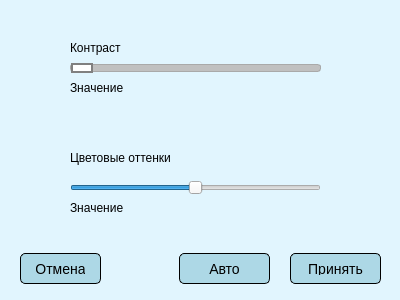
The window that huesaturation.ui (FluffyTerror/Photoshop-project) describes before a commit, drawn with Qt 5.
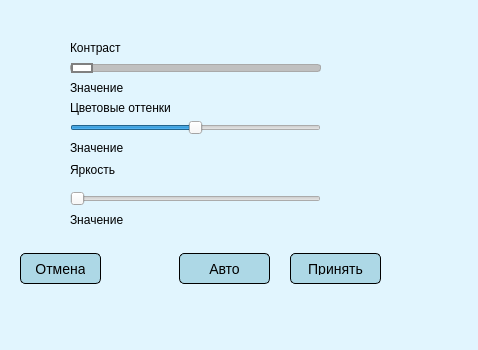
The same window after the commit.

```diff
--- a/huesaturation.ui
+++ b/huesaturation.ui
@@ -6,8 +6,8 @@
    <rect>
     <x>0</x>
     <y>0</y>
-    <width>400</width>
-    <height>300</height>
+    <width>478</width>
+    <height>350</height>
    </rect>
   </property>
   <property name="windowTitle">
@@ -38,7 +38,7 @@
    <property name="geometry">
     <rect>
      <x>70</x>
-     <y>180</y>
+     <y>120</y>
      <width>251</width>
      <height>16</height>
     </rect>
@@ -73,7 +73,7 @@
    <property name="geometry">
     <rect>
      <x>70</x>
-     <y>150</y>
+     <y>100</y>
      <width>141</width>
      <height>16</height>
     </rect>
@@ -154,8 +154,8 @@
   <widget class="QLabel" name="label_4">
    <property name="geometry">
     <rect>
-     <x>150</x>
-     <y>200</y>
+     <x>140</x>
+     <y>140</y>
      <width>71</width>
      <height>16</height>
     </rect>
@@ -181,7 +181,7 @@
    <property name="geometry">
     <rect>
      <x>70</x>
-     <y>200</y>
+     <y>140</y>
      <width>71</width>
      <height>16</height>
     </rect>
@@ -203,6 +203,58 @@
     <string>Авто</string>
    </property>
   </widget>
+  <widget class="QLabel" name="label_7">
+   <property name="geometry">
+    <rect>
+     <x>70</x>
+     <y>160</y>
+     <width>71</width>
+     <height>20</height>
+    </rect>
+   </property>
+   <property name="text">
+    <string>Яркость</string>
+   </property>
+  </widget>
+  <widget class="QSlider" name="ValueSlider">
+   <property name="geometry">
+    <rect>
+     <x>70</x>
+     <y>190</y>
+     <width>251</width>
+     <height>18</height>
+    </rect>
+   </property>
+   <property name="orientation">
+    <enum>Qt::Horizontal</enum>
+   </property>
+  </widget>
+  <widget class="QLabel" name="label_8">
+   <property name="geometry">
+    <rect>
+     <x>70</x>
+     <y>210</y>
+     <width>71</width>
+     <height>20</height>
+    </rect>
+   </property>
+   <property name="text">
+    <string>Значение</string>
+   </property>
+  </widget>
+  <widget class="QLabel" name="label_9">
+   <property name="geometry">
+    <rect>
+     <x>140</x>
+     <y>210</y>
+     <width>63</width>
+     <height>20</height>
+    </rect>
+   </property>
+   <property name="text">
+    <string/>
+   </property>
+  </widget>
  </widget>
  <resources/>
  <connections/>
```
